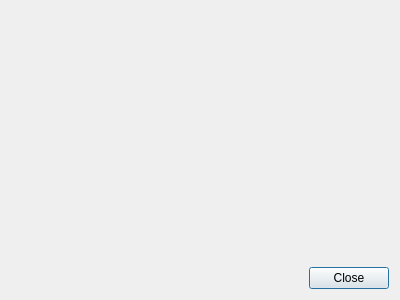
Qt form src/ui/solutionrepresentdialog.ui (TimeToStop/lab1-linear-system) before a commit.
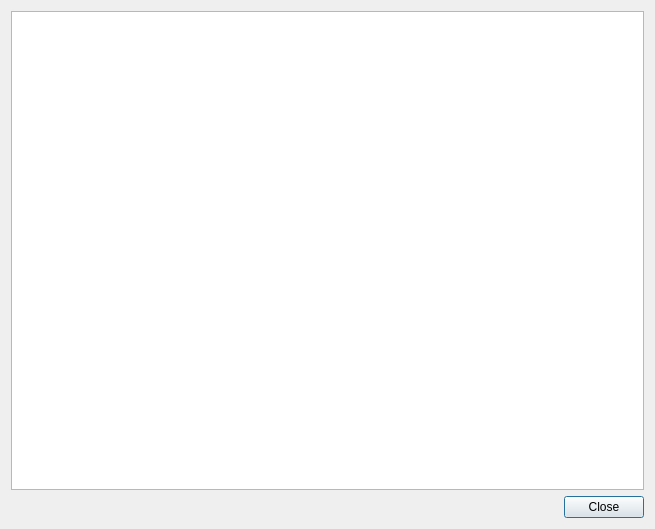
The same form after that commit.

Patch:
```diff
--- a/src/ui/solutionrepresentdialog.ui
+++ b/src/ui/solutionrepresentdialog.ui
@@ -6,8 +6,8 @@
    <rect>
     <x>0</x>
     <y>0</y>
-    <width>400</width>
-    <height>300</height>
+    <width>655</width>
+    <height>529</height>
    </rect>
   </property>
   <property name="windowTitle">
@@ -17,6 +17,8 @@
    <item>
     <layout class="QVBoxLayout" name="verticalLayout">
      <item>
+      <layout class="QHBoxLayout" name="horizontalLayout_3">
+       <item>
       <spacer name="verticalSpacer">
        <property name="orientation">
         <enum>Qt::Vertical</enum>
@@ -28,6 +30,11 @@
         </size>
        </property>
       </spacer>
+       </item>
+       <item>
+        <widget class="QTextBrowser" name="browser"/>
+       </item>
+      </layout>
      </item>
      <item>
       <layout class="QHBoxLayout" name="horizontalLayout_2">
```
Lines whose indentation alone changed are shown as unchanged.
